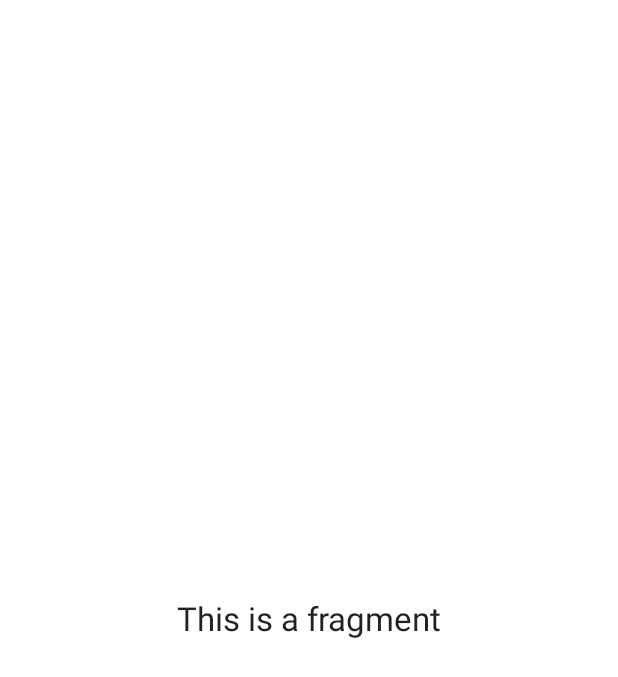
After one commit to ksoichiro/Android-ObservableScrollView, an Android app: the fragment FragmentTransitionSecondFragment placed in its activity, on a phone screen of 412 x 824 dp. The commit adds this screen. Shown: the top 677 px of the screen. Run offline under Robolectric (Android 15) with nearby library versions, the phone set to English and light mode, and no system bars.

Commit message:
Add an example of fragment transition related to the issue #29.
This doesn't include Observable*View.

```diff
--- /dev/null
+++ b/observablescrollview-samples/src/main/java/com/github/ksoichiro/android/observablescrollview/samples/FragmentTransitionActivity.java
@@ -0,0 +1,56 @@
+/*
+ * Copyright 2014 Soichiro Kashima
+ *
+ * Licensed under the Apache License, Version 2.0 (the "License");
+ * you may not use this file except in compliance with the License.
+ * You may obtain a copy of the License at
+ *
+ *     http://www.apache.org/licenses/LICENSE-2.0
+ *
+ * Unless required by applicable law or agreed to in writing, software
+ * distributed under the License is distributed on an "AS IS" BASIS,
+ * WITHOUT WARRANTIES OR CONDITIONS OF ANY KIND, either express or implied.
+ * See the License for the specific language governing permissions and
+ * limitations under the License.
+ */
+
+package com.github.ksoichiro.android.observablescrollview.samples;
+
+import android.os.Bundle;
+import android.support.v4.app.FragmentManager;
+import android.support.v4.app.FragmentTransaction;
+import android.support.v7.app.ActionBarActivity;
+import android.support.v7.widget.Toolbar;
+
+/**
+ * This doesn't include ObservableScrollViews,
+ * just shows how to show/hide Toolbar on the parent Activity of Fragment
+ * to help you implement a screen that uses Fragments.
+ */
+public class FragmentTransitionActivity extends ActionBarActivity {
+
+    @Override
+    protected void onCreate(Bundle savedInstanceState) {
+        super.onCreate(savedInstanceState);
+        setContentView(R.layout.activity_fragmenttransition);
+
+        setSupportActionBar((Toolbar) findViewById(R.id.toolbar));
+
+        initFragment();
+    }
+
+    /**
+     * Fragment should be added programmatically.
+     * Using fragment tag in XML causes IllegalStateException on rotation of screen
+     * or restoring states of activity.
+     */
+    private void initFragment() {
+        FragmentManager fm = getSupportFragmentManager();
+        if (fm.findFragmentByTag(FragmentTransitionDefaultFragment.FRAGMENT_TAG) == null) {
+            FragmentTransaction ft = fm.beginTransaction();
+            ft.add(R.id.fragment, new FragmentTransitionDefaultFragment(), FragmentTransitionDefaultFragment.FRAGMENT_TAG);
+            ft.commit();
+            fm.executePendingTransactions();
+        }
+    }
+}
--- /dev/null
+++ b/observablescrollview-samples/src/main/java/com/github/ksoichiro/android/observablescrollview/samples/FragmentTransitionDefaultFragment.java
@@ -0,0 +1,73 @@
+/*
+ * Copyright 2014 Soichiro Kashima
+ *
+ * Licensed under the Apache License, Version 2.0 (the "License");
+ * you may not use this file except in compliance with the License.
+ * You may obtain a copy of the License at
+ *
+ *     http://www.apache.org/licenses/LICENSE-2.0
+ *
+ * Unless required by applicable law or agreed to in writing, software
+ * distributed under the License is distributed on an "AS IS" BASIS,
+ * WITHOUT WARRANTIES OR CONDITIONS OF ANY KIND, either express or implied.
+ * See the License for the specific language governing permissions and
+ * limitations under the License.
+ */
+
+package com.github.ksoichiro.android.observablescrollview.samples;
+
+import android.os.Bundle;
+import android.support.v4.app.Fragment;
+import android.support.v4.app.FragmentActivity;
+import android.support.v4.app.FragmentManager;
+import android.support.v4.app.FragmentTransaction;
+import android.view.LayoutInflater;
+import android.view.View;
+import android.view.ViewGroup;
+import android.widget.AdapterView;
+import android.widget.ArrayAdapter;
+import android.widget.ListView;
+
+import java.util.ArrayList;
+import java.util.List;
+
+/**
+ * This is a fragment to cause fragment transition(replacement).
+ */
+public class FragmentTransitionDefaultFragment extends Fragment {
+
+    public static final String FRAGMENT_TAG = "default";
+
+    @Override
+    public View onCreateView(LayoutInflater inflater, ViewGroup container, Bundle savedInstanceState) {
+        View view = inflater.inflate(R.layout.fragment_fragmenttransition_default, container, false);
+
+        ListView listView = (ListView) view.findViewById(R.id.list);
+        List<String> items = new ArrayList<String>();
+        for (int i = 1; i <= 100; i++) {
+            items.add("Item " + i);
+        }
+        listView.setAdapter(new ArrayAdapter<String>(getActivity(), android.R.layout.simple_list_item_1, items));
+        listView.setOnItemClickListener(new AdapterView.OnItemClickListener() {
+            @Override
+            public void onItemClick(AdapterView<?> parent, View view, int position, long id) {
+                showNextFragment();
+            }
+        });
+        return view;
+    }
+
+    private void showNextFragment() {
+        FragmentActivity activity = getActivity();
+        if (activity == null) {
+            return;
+        }
+        FragmentManager fm = activity.getSupportFragmentManager();
+        FragmentTransaction ft = fm.beginTransaction();
+        ft.setTransition(FragmentTransaction.TRANSIT_FRAGMENT_FADE);
+        ft.replace(R.id.fragment, new FragmentTransitionSecondFragment(), FragmentTransitionSecondFragment.FRAGMENT_TAG);
+        ft.addToBackStack(null);
+        ft.commit();
+        fm.executePendingTransactions();
+    }
+}
--- /dev/null
+++ b/observablescrollview-samples/src/main/java/com/github/ksoichiro/android/observablescrollview/samples/FragmentTransitionSecondFragment.java
@@ -0,0 +1,58 @@
+/*
+ * Copyright 2014 Soichiro Kashima
+ *
+ * Licensed under the Apache License, Version 2.0 (the "License");
+ * you may not use this file except in compliance with the License.
+ * You may obtain a copy of the License at
+ *
+ *     http://www.apache.org/licenses/LICENSE-2.0
+ *
+ * Unless required by applicable law or agreed to in writing, software
+ * distributed under the License is distributed on an "AS IS" BASIS,
+ * WITHOUT WARRANTIES OR CONDITIONS OF ANY KIND, either express or implied.
+ * See the License for the specific language governing permissions and
+ * limitations under the License.
+ */
+
+package com.github.ksoichiro.android.observablescrollview.samples;
+
+import android.os.Bundle;
+import android.support.v4.app.Fragment;
+import android.support.v7.app.ActionBarActivity;
+import android.view.LayoutInflater;
+import android.view.View;
+import android.view.ViewGroup;
+
+/**
+ * This fragment shows how to show/hide toolbar of the parent Activity on fragment transitions.
+ */
+public class FragmentTransitionSecondFragment extends Fragment {
+
+    public static final String FRAGMENT_TAG = "second";
+
+    @Override
+    public View onCreateView(LayoutInflater inflater, ViewGroup container, Bundle savedInstanceState) {
+        hideToolbar();
+        return inflater.inflate(R.layout.fragment_fragmenttransition_second, container, false);
+    }
+
+    @Override
+    public void onDestroyView() {
+        showToolbar();
+        super.onDestroyView();
+    }
+
+    private void showToolbar() {
+        ActionBarActivity activity = (ActionBarActivity) getActivity();
+        if (activity != null) {
+            activity.getSupportActionBar().show();
+        }
+    }
+
+    private void hideToolbar() {
+        ActionBarActivity activity = (ActionBarActivity) getActivity();
+        if (activity != null) {
+            activity.getSupportActionBar().hide();
+        }
+    }
+}
--- /dev/null
+++ b/observablescrollview-samples/src/main/res/layout/activity_fragmenttransition.xml
@@ -0,0 +1,23 @@
+<?xml version="1.0" encoding="utf-8"?>
+<LinearLayout xmlns:android="http://schemas.android.com/apk/res/android"
+    xmlns:app="http://schemas.android.com/apk/res-auto"
+    android:layout_width="match_parent"
+    android:layout_height="match_parent"
+    android:orientation="vertical">
+
+    <android.support.v7.widget.Toolbar
+        android:id="@+id/toolbar"
+        android:layout_width="match_parent"
+        android:layout_height="?attr/actionBarSize"
+        android:layout_weight="0"
+        android:background="?attr/colorPrimary"
+        android:minHeight="?attr/actionBarSize"
+        app:popupTheme="@style/Theme.AppCompat.Light.DarkActionBar"
+        app:theme="@style/Toolbar" />
+
+    <FrameLayout
+        android:id="@+id/fragment"
+        android:layout_width="match_parent"
+        android:layout_height="match_parent"
+        android:layout_weight="1" />
+</LinearLayout>
--- /dev/null
+++ b/observablescrollview-samples/src/main/res/layout/fragment_fragmenttransition_default.xml
@@ -0,0 +1,5 @@
+<?xml version="1.0" encoding="utf-8"?>
+<ListView xmlns:android="http://schemas.android.com/apk/res/android"
+    android:id="@+id/list"
+    android:layout_width="match_parent"
+    android:layout_height="match_parent" />
--- /dev/null
+++ b/observablescrollview-samples/src/main/res/layout/fragment_fragmenttransition_second.xml
@@ -0,0 +1,8 @@
+<?xml version="1.0" encoding="utf-8"?>
+<TextView xmlns:android="http://schemas.android.com/apk/res/android"
+    android:layout_width="match_parent"
+    android:layout_height="match_parent"
+    android:background="@android:color/white"
+    android:gravity="center"
+    android:text="This is a fragment"
+    android:textAppearance="?android:attr/textAppearanceLarge" />
--- a/observablescrollview-samples/src/main/res/values/strings.xml
+++ b/observablescrollview-samples/src/main/res/values/strings.xml
@@ -30,6 +30,7 @@
     <string name="title_activity_fillgaprecyclerview">Fill Gap &amp; RecyclerView</string>
     <string name="title_activity_fillgapscrollview">Fill Gap &amp; ScrollView</string>
     <string name="title_activity_flexiblespacewithimagelistview">Flexible Space</string>
+    <string name="title_activity_fragmenttransition">ActionBar &amp; Toolbar manipulation with Fragment</string>
     <string name="title_activity_handletouchgridview">Handling touch with GridView</string>
     <string name="title_activity_handletouchlistview">Handling touch with ListView</string>
     <string name="title_activity_handletouchrecyclerview">Handling touch with RecyclerView</string>
```
Also changed, not shown: observablescrollview-samples/src/main/AndroidManifest.xml (+10 -0 lines).
